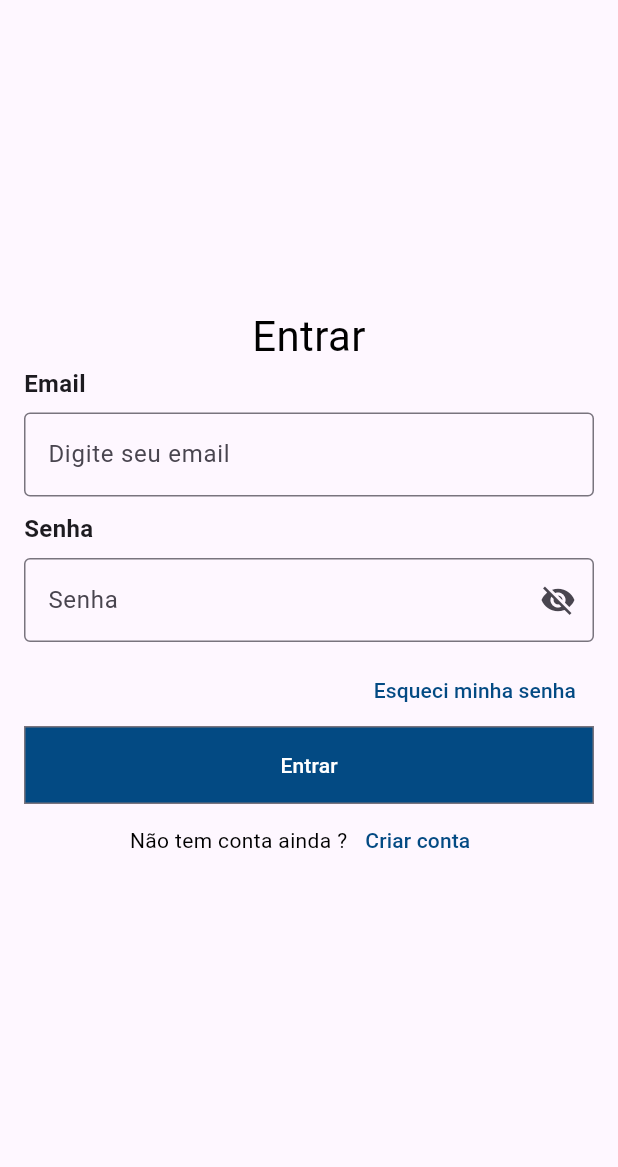
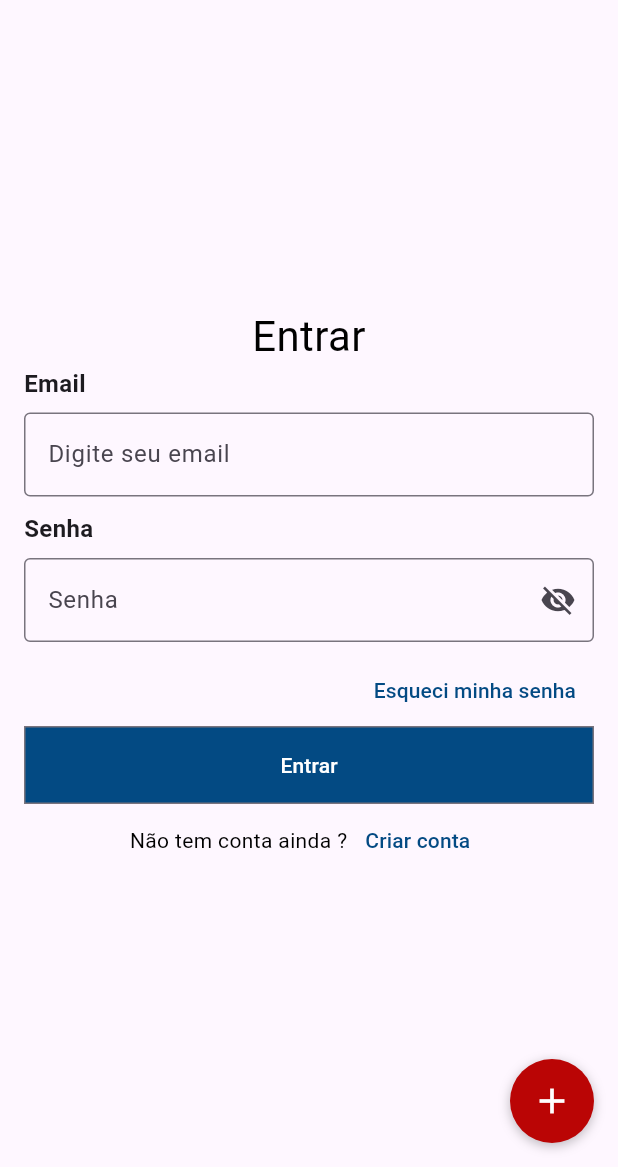
Before and after one commit to jaovy05/LevExpress, a Flutter app: the screen it shows after launch, on a phone screen of 412 x 824 dp, the part 69-1236 px from its top. Run offline on Flutter 3.47's test engine with Material 3 defaults, Android fonts, the phone set to English and light mode, and no system bars.

Commit message:
feat: criado botão mais para tela inicial

```diff
--- a/levexpress/lib/Components/AppFrontend/LoginScreen.dart
+++ b/levexpress/lib/Components/AppFrontend/LoginScreen.dart
@@ -1,4 +1,5 @@
 import 'package:flutter/material.dart';
+import 'package:levexpress/Components/AppFrontend/Plus_button.dart';
 import '../AppBackend/LoginForm.dart';
 
 class LoginScreen extends StatelessWidget {
@@ -17,7 +18,6 @@ class LoginScreen extends StatelessWidget {
             ),
           ),
         )
-
       ),
       body: Center(
         child: Column(
@@ -27,6 +27,12 @@ class LoginScreen extends StatelessWidget {
           ],
         ),
       ),
+      floatingActionButton: PlusButton(
+        onPressed: () {
+          // Exemplo: navegar para a tela de registro
+          Navigator.pushNamed(context, '/register');
+        },
+      ),
     );
   }
 }
--- /dev/null
+++ b/levexpress/lib/Components/AppFrontend/Plus_button.dart
@@ -0,0 +1,38 @@
+import 'package:flutter/material.dart';
+
+class PlusButton extends StatelessWidget {
+  final VoidCallback onPressed;
+
+  const PlusButton({super.key, required this.onPressed});
+
+  @override
+  Widget build(BuildContext context) {
+    return Positioned(
+      bottom: 20,
+      right: 20,
+      child: GestureDetector(
+        onTap: onPressed,
+        child: Container(
+          width: 56,
+          height: 56,
+          decoration: BoxDecoration(
+            shape: BoxShape.circle,
+            color: Color.fromARGB(255, 186, 5, 5),
+            boxShadow: [
+              BoxShadow(
+                color: Colors.black26,
+                blurRadius: 6,
+                offset: Offset(0, 2),
+              ),
+            ],
+          ),
+          child: const Icon(
+            Icons.add,
+            color: Colors.white,
+            size: 28,
+          ),
+        ),
+      ),
+    );
+  }
+}
```
